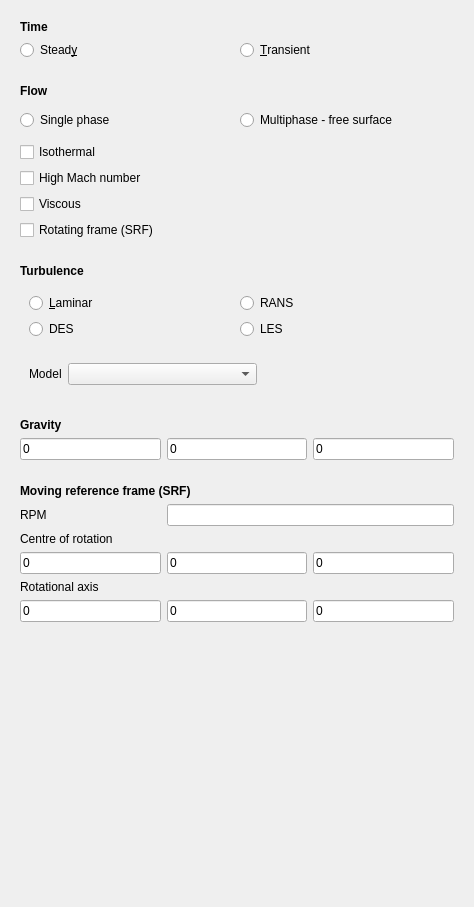
Qt form Gui/TaskPanelPhysics.ui (jaheyns/CfdOF) before a commit.
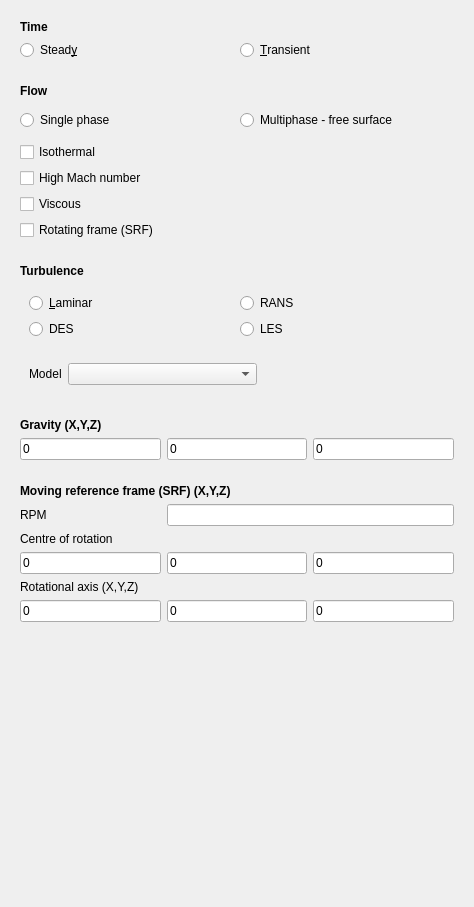
The same form after that commit. Custom widgets are drawn as their Qt base class.

```diff
--- a/Gui/TaskPanelPhysics.ui
+++ b/Gui/TaskPanelPhysics.ui
@@ -167,7 +167,7 @@
          </font>
         </property>
         <property name="text">
-         <string>Moving reference frame (SRF)</string>
+         <string>Moving reference frame (SRF) (X,Y,Z)</string>
         </property>
        </widget>
       </item>
@@ -181,7 +181,7 @@
       <item row="8" column="0" colspan="3">
        <widget class="QLabel" name="label_7">
         <property name="text">
-         <string>Rotational axis</string>
+         <string>Rotational axis (X,Y,Z)</string>
         </property>
        </widget>
       </item>
@@ -692,7 +692,7 @@
          </font>
         </property>
         <property name="text">
-         <string>Gravity</string>
+         <string>Gravity (X,Y,Z)</string>
         </property>
        </widget>
       </item>
```
